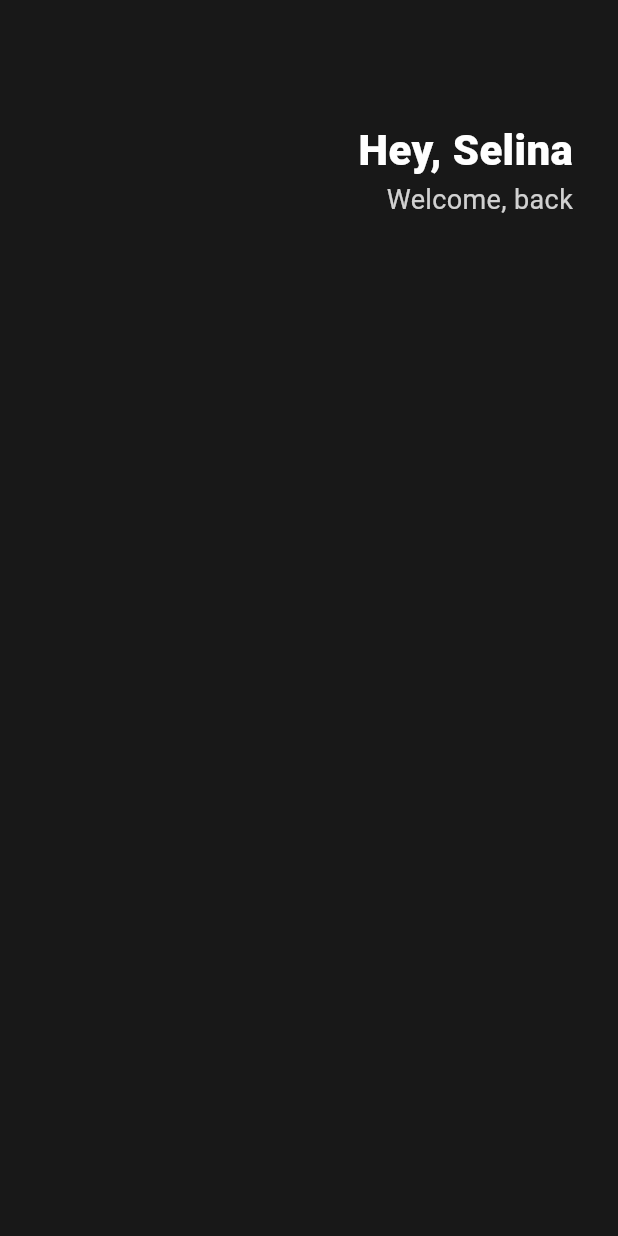
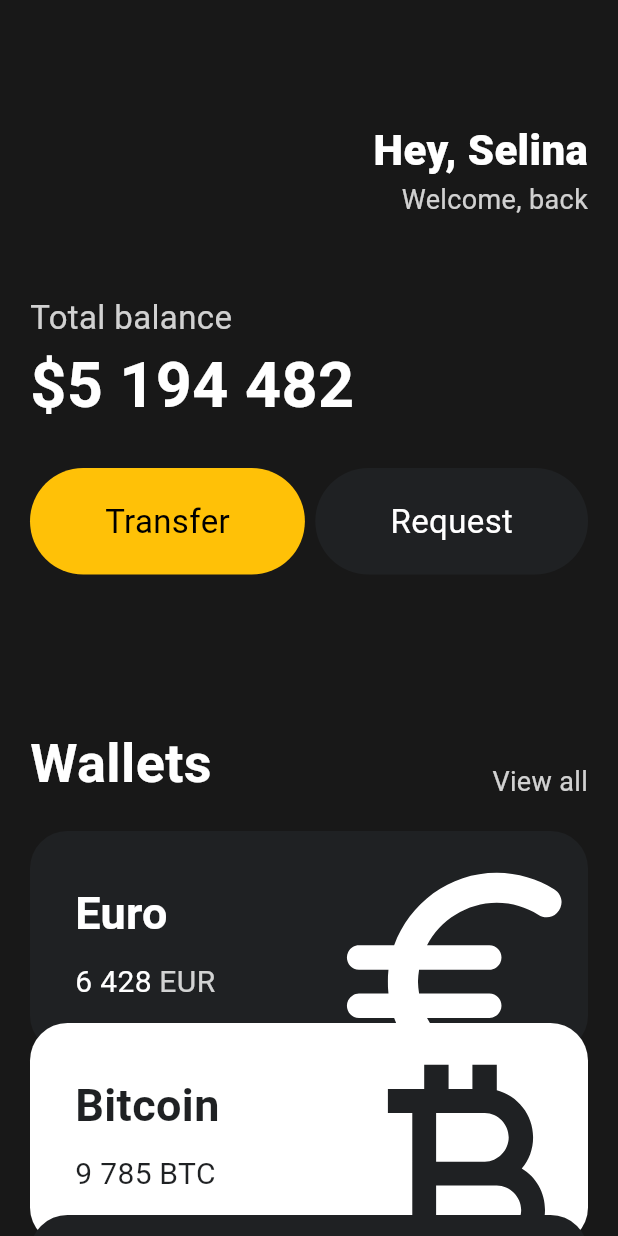
Before and after one commit to junbeomwooo/flutter-toy-project, a Flutter app: the screen it shows after launch, on a phone screen of 412 x 824 dp. Run offline on Flutter 3.47's test engine with Material 3 defaults, Android fonts, the phone set to English and light mode, and no system bars.

Commit message:
Implementing UI

```diff
--- a/toonflix/analysis_options.yaml
+++ b/toonflix/analysis_options.yaml
@@ -20,7 +20,8 @@ linter:
   # or a specific dart file by using the `// ignore: name_of_lint` and
   # `// ignore_for_file: name_of_lint` syntax on the line or in the file
   # producing the lint.
-  rules:
+    rules:
+      prefer_const_constructors: true
     # avoid_print: false  # Uncomment to disable the `avoid_print` rule
     # prefer_single_quotes: true  # Uncomment to enable the `prefer_single_quotes` rule
 
--- a/toonflix/lib/main.dart
+++ b/toonflix/lib/main.dart
@@ -1,27 +1,33 @@
 import 'package:flutter/material.dart';
+import 'package:toonflix/widgets/button.dart';
+import 'package:toonflix/widgets/currency_card.dart';
 
 void main() {
-  runApp(App());
+  runApp(const App());
 }
 
 class App extends StatelessWidget {
+  const App({super.key});
+
   @override
   Widget build(BuildContext context) {
     return MaterialApp(
       home: Scaffold(
-        backgroundColor: Color(0xFF181818),
-        body: Padding(
-          padding: EdgeInsets.symmetric(horizontal: 30),
+        backgroundColor: const Color(0xFF181818),
+        body: SingleChildScrollView(
+          child: Padding(
+            padding: const EdgeInsets.symmetric(horizontal: 20),
             child: Column(
+              crossAxisAlignment: CrossAxisAlignment.start,
               children: [
-              SizedBox(height: 80),
+                const SizedBox(height: 80),
                 Row(
                   mainAxisAlignment: MainAxisAlignment.end,
                   children: [
                     Column(
                       crossAxisAlignment: CrossAxisAlignment.end,
                       children: [
-                      Text(
+                        const Text(
                           "Hey, Selina",
                           style: TextStyle(
                             color: Colors.white,
@@ -40,7 +46,88 @@ class App extends StatelessWidget {
                     ),
                   ],
                 ),
+                const SizedBox(height: 50),
+                Text(
+                  'Total balance',
+                  style: TextStyle(
+                    fontSize: 22,
+                    color: Colors.white.withValues(alpha: 0.8),
+                  ),
+                ),
+                const Text(
+                  '\$5 194 482',
+                  style: TextStyle(
+                    fontSize: 42,
+                    fontWeight: FontWeight.w600,
+                    color: Colors.white,
+                  ),
+                ),
+                const SizedBox(height: 25),
+                const Row(
+                  mainAxisAlignment: MainAxisAlignment.spaceBetween,
+                  children: [
+                    Button(
+                      text: "Transfer",
+                      bgColor: Colors.amber,
+                      textColor: Colors.black,
+                    ),
+                    Button(
+                      text: "Request",
+                      bgColor: Color(0xFF1F2123),
+                      textColor: Colors.white,
+                    ),
                   ],
+                ),
+
+                const SizedBox(height: 100),
+                Row(
+                  crossAxisAlignment: CrossAxisAlignment.end,
+                  mainAxisAlignment: MainAxisAlignment.spaceBetween,
+                  children: [
+                    const Text(
+                      'Wallets',
+                      style: TextStyle(
+                        color: Colors.white,
+                        fontSize: 36,
+                        fontWeight: FontWeight.w600,
+                      ),
+                    ),
+                    Text(
+                      'View all',
+                      style: TextStyle(
+                        color: Colors.white.withValues(alpha: 0.8),
+                        fontSize: 18,
+                      ),
+                    ),
+                  ],
+                ),
+                const SizedBox(height: 20),
+                const CurrencyCard(
+                  name: 'Euro',
+                  code: 'EUR',
+                  amount: '6 428',
+                  icon: Icons.euro_rounded,
+                  isInverted: false,
+                  order: 0,
+                ),
+                const CurrencyCard(
+                  name: 'Bitcoin',
+                  code: 'BTC',
+                  amount: '9 785',
+                  icon: Icons.currency_bitcoin,
+                  isInverted: true,
+                  order: 1,
+                ),
+                const CurrencyCard(
+                  name: 'Dollar',
+                  code: 'USD',
+                  amount: '428',
+                  icon: Icons.attach_money_outlined,
+                  isInverted: false,
+                  order: 2,
+                ),
+              ],
+            ),
           ),
         ),
       ),
--- /dev/null
+++ b/toonflix/lib/widgets/button.dart
@@ -0,0 +1,28 @@
+import 'package:flutter/material.dart';
+
+class Button extends StatelessWidget {
+  final String text;
+  final Color bgColor;
+  final Color textColor;
+
+  const Button({
+    super.key,
+    required this.text,
+    required this.bgColor,
+    required this.textColor,
+  });
+
+  @override
+  Widget build(BuildContext context) {
+    return Container(
+      decoration: BoxDecoration(
+        color: bgColor,
+        borderRadius: BorderRadius.circular(45),
+      ),
+      child: Padding(
+        padding: const EdgeInsets.symmetric(vertical: 20, horizontal: 50),
+        child: Text(text, style: TextStyle(fontSize: 22, color: textColor)),
+      ),
+    );
+  }
+}
--- /dev/null
+++ b/toonflix/lib/widgets/currency_card.dart
@@ -0,0 +1,90 @@
+import 'package:flutter/material.dart';
+
+class CurrencyCard extends StatelessWidget {
+  final String name, code, amount;
+  final IconData icon;
+  final bool isInverted;
+  final int order;
+
+  final blackColor = const Color(0xFF1F2123);
+
+  const CurrencyCard({
+    super.key,
+    required this.name,
+    required this.code,
+    required this.amount,
+    required this.icon,
+    required this.isInverted,
+    required this.order,
+  });
+
+  @override
+  Widget build(BuildContext context) {
+    final double offset = order * -20;
+
+    return Transform.translate(
+      offset: Offset(0, offset),
+      child: Container(
+        clipBehavior: Clip.hardEdge,
+        decoration: BoxDecoration(
+          color: isInverted ? Colors.white : blackColor,
+          borderRadius: BorderRadius.circular(25),
+        ),
+        child: Padding(
+          padding: const EdgeInsets.all(30),
+          child: Row(
+            mainAxisAlignment: MainAxisAlignment.spaceBetween,
+            children: [
+              Column(
+                crossAxisAlignment: CrossAxisAlignment.start,
+                children: [
+                  Text(
+                    name,
+                    style: TextStyle(
+                      color: isInverted ? blackColor : Colors.white,
+                      fontSize: 30,
+                      fontWeight: FontWeight.w600,
+                    ),
+                  ),
+                  const SizedBox(height: 10),
+                  Row(
+                    children: [
+                      Text(
+                        amount,
+                        style: TextStyle(
+                          color: isInverted ? blackColor : Colors.white,
+                          fontSize: 20,
+                        ),
+                      ),
+                      const SizedBox(width: 5),
+                      Text(
+                        code,
+                        style: TextStyle(
+                          color: isInverted
+                              ? blackColor
+                              : Colors.white.withValues(alpha: 0.8),
+                          fontSize: 20,
+                        ),
+                      ),
+                    ],
+                  ),
+                ],
+              ),
+              Transform.scale(
+                scale: 2.2,
+                child: Transform.translate(
+                  offset: const Offset(-5, 12),
+                  child: Icon(
+                    icon,
+                    color: isInverted ? blackColor : Colors.white,
+                    size: 88,
+                  ),
+                ),
+              ),
+            ],
+          ),
+        ),
+      ),
+    );
+  }
+}
```
Also changed, not shown: 1 other file. Lines whose indentation alone changed are shown as unchanged.
